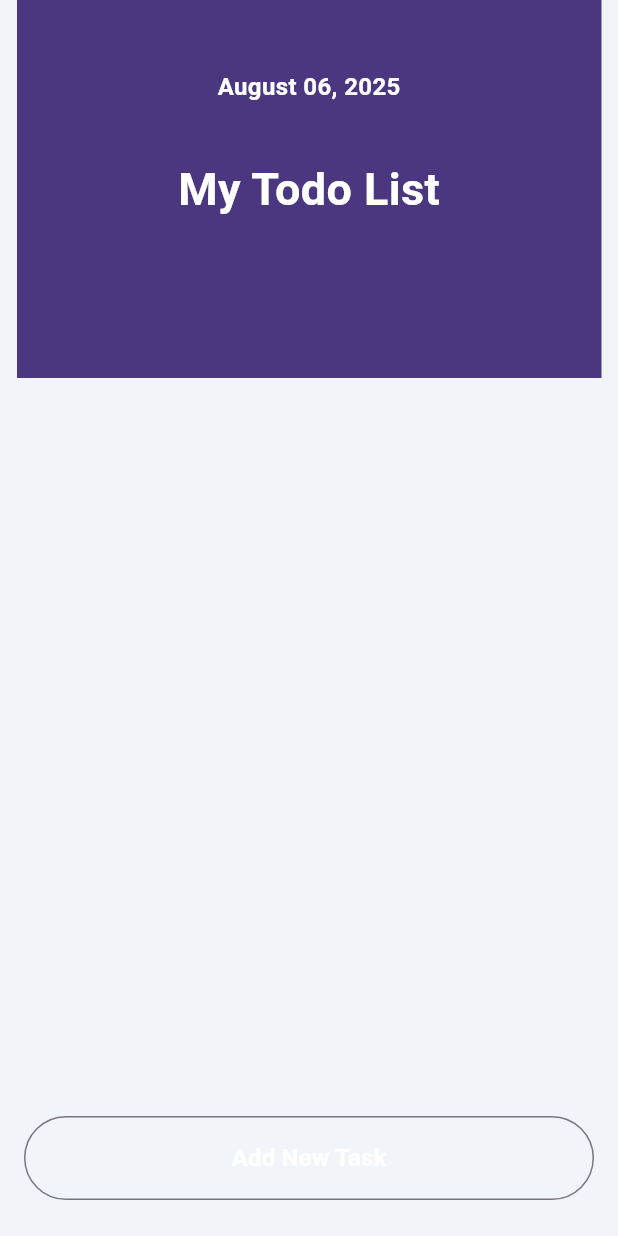
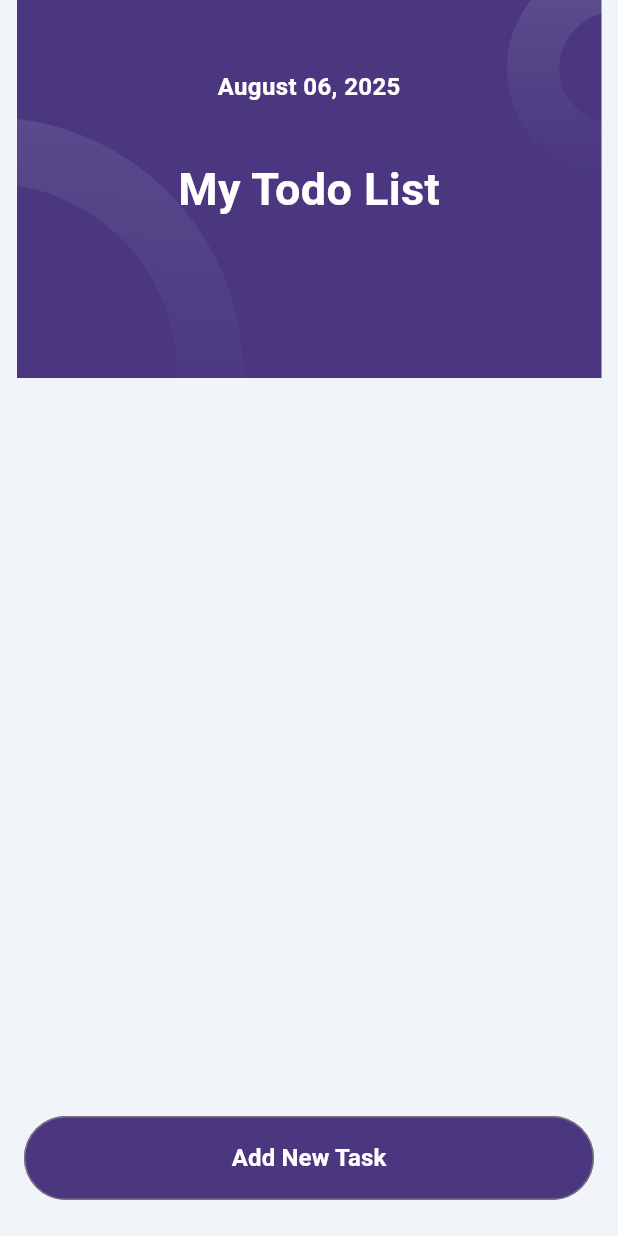
Before and after one commit to anhkien7780/todo_app_bloc, a Flutter app: the TodoListBody screen opened directly, on a phone screen of 412 x 824 dp. Run offline on Flutter 3.47's test engine with Material 3 defaults, Android fonts, the phone set to English and light mode, and no system bars; our stand-ins replace equatable, flutter_bloc, flutter_dotenv, flutter_svg, supabase_flutter; accounts and stored records are empty.

Commit message:
fix correct wrong color and image path issues

```diff
--- a/lib/common/app_colors.dart
+++ b/lib/common/app_colors.dart
@@ -18,7 +18,7 @@ class AppColors {
 
   ///Button
   static const Color buttonBGWhite = Colors.white;
-  static const Color buttonBGDisable = Color(0xFFE7E2F3);
+  static const Color buttonBGDisable = Color(0xBAFFFFFF);
   static const Color buttonBGPrimary = primary;
   static const Color buttonBorder = Colors.white;
   static const Color categoryTaskButton = Color(0xffDBECF6);
--- a/lib/ui/pages/add_todo_page/widgets/add_todo_body.dart
+++ b/lib/ui/pages/add_todo_page/widgets/add_todo_body.dart
@@ -52,6 +52,7 @@ class _AddTodoBodyState extends State<AddTodoBody> {
                   return CustomTextField(
                     hint: "Notes",
                     title: "Notes",
+                    borderColor: Colors.transparent,
                     height: 177,
                     onChange: (value) {
                       context.read<AddTodoCubit>().setNotes(value);
@@ -119,7 +120,7 @@ class _AddTodoBodyState extends State<AddTodoBody> {
                   height: 20,
                   width: 20,
                   child: SVGImage(
-                    imageUri: "lib/assets/images/ic_calendar.svg",
+                    imageUri: "assets/images/ic_calendar.svg",
                   ),
                 ),
               ),
@@ -149,7 +150,7 @@ class _AddTodoBodyState extends State<AddTodoBody> {
                 icon: SizedBox(
                   height: 20,
                   width: 20,
-                  child: SVGImage(imageUri: "lib/assets/images/ic_clock.svg"),
+                  child: SVGImage(imageUri: "assets/images/ic_clock.svg"),
                 ),
               ),
               maxLines: 1,
--- a/lib/ui/pages/add_todo_page/widgets/add_todo_header.dart
+++ b/lib/ui/pages/add_todo_page/widgets/add_todo_header.dart
@@ -17,12 +17,12 @@ class AddNewTaskScreenHeader extends StatelessWidget {
         Positioned(
           top: -48,
           left: -191,
-          child: SVGImage(imageUri: "lib/assets/images/ic_ellipse_1.svg"),
+          child: SVGImage(imageUri: "assets/images/ic_ellipse_1.svg"),
         ),
         Positioned(
           top: -27,
           right: -82,
-          child: SVGImage(imageUri: "lib/assets/images/ic_ellipse_2.svg"),
+          child: SVGImage(imageUri: "assets/images/ic_ellipse_2.svg"),
         ),
         Row(
           mainAxisAlignment: MainAxisAlignment.spaceBetween,
@@ -36,7 +36,7 @@ class AddNewTaskScreenHeader extends StatelessWidget {
                   shape: BoxShape.circle,
                   color: Colors.white,
                 ),
-                child: SVGImage(imageUri: "lib/assets/images/ic_close_x.svg"),
+                child: SVGImage(imageUri: "assets/images/ic_close_x.svg"),
               ),
             ),
             Text(
--- a/lib/ui/pages/todo_list_page/widgets/todo_list_body.dart
+++ b/lib/ui/pages/todo_list_page/widgets/todo_list_body.dart
@@ -19,6 +19,7 @@ class TodoListBody extends StatelessWidget {
         child: Stack(
           fit: StackFit.expand,
           children: [
+            Positioned.fill(child: TodosScreenHeader()),
             Positioned.fill(
               top: 158,
               child: Padding(
@@ -68,14 +69,13 @@ class TodoListBody extends StatelessWidget {
                 ),
               ),
             ),
-            Positioned.fill(child: TodosScreenHeader()),
             Positioned(
               bottom: 24,
               right: 16,
               left: 16,
               child: OutlinedButton(
                 style: ButtonStyle(
-                  backgroundColor: WidgetStatePropertyAll(AppColors.background),
+                  backgroundColor: WidgetStatePropertyAll(AppColors.primary),
                   fixedSize: WidgetStatePropertyAll(Size(358, 56)),
                 ),
                 onPressed: () {
--- a/lib/ui/pages/todo_list_page/widgets/todos_screen_header.dart
+++ b/lib/ui/pages/todo_list_page/widgets/todos_screen_header.dart
@@ -25,12 +25,12 @@ class TodosScreenHeader extends StatelessWidget {
               Positioned(
                 top: 78,
                 left: -191,
-                child: SVGImage(imageUri: "lib/assets/images/ic_ellipse_1.svg"),
+                child: SVGImage(imageUri: "assets/images/ic_ellipse_1.svg"),
               ),
               Positioned(
                 top: -27,
                 right: -82,
-                child: SVGImage(imageUri: "lib/assets/images/ic_ellipse_2.svg"),
+                child: SVGImage(imageUri: "assets/images/ic_ellipse_2.svg"),
               ),
               Positioned(
                 top: 34,
--- a/lib/ui/widgets/common/category_button.dart
+++ b/lib/ui/widgets/common/category_button.dart
@@ -36,13 +36,13 @@ class CategoryButton extends StatelessWidget {
     String path;
     switch (category) {
       case Category.task:
-        path = "lib/assets/images/ic_task.svg";
+        path = "assets/images/ic_task.svg";
         break;
       case Category.event:
-        path = "lib/assets/images/ic_event.svg";
+        path = "assets/images/ic_event.svg";
         break;
       case Category.goal:
-        path = "lib/assets/images/ic_goal.svg";
+        path = "assets/images/ic_goal.svg";
         break;
     }
     return Center(
--- a/lib/ui/widgets/common/custom_text_field.dart
+++ b/lib/ui/widgets/common/custom_text_field.dart
@@ -10,6 +10,7 @@ class CustomTextField extends StatelessWidget {
   final ValueChanged<String>? onChange;
   final Widget? suffixIcon;
   final int? maxLines;
+  final Color? borderColor;
 
   const CustomTextField({
     super.key,
@@ -21,6 +22,7 @@ class CustomTextField extends StatelessWidget {
     this.suffixIcon,
     this.maxLines,
     this.controller,
+    this.borderColor,
   });
 
   @override
@@ -51,13 +53,13 @@ class CustomTextField extends StatelessWidget {
                 enabledBorder: OutlineInputBorder(
                   borderRadius: BorderRadius.circular(6),
                   borderSide: BorderSide(
-                    color: AppColors.textFieldEnableBorder,
+                    color: borderColor ?? AppColors.textFieldEnableBorder,
                   ),
                 ),
                 focusedBorder: OutlineInputBorder(
                   borderRadius: BorderRadius.circular(6),
                   borderSide: BorderSide(
-                    color: AppColors.textFieldEnableBorder,
+                    color: borderColor ?? AppColors.textFieldEnableBorder,
                   ),
                 ),
                 hint: Text(
--- a/lib/ui/widgets/common/todo_item.dart
+++ b/lib/ui/widgets/common/todo_item.dart
@@ -77,7 +77,9 @@ class TodoItem extends StatelessWidget {
             ),
           ),
           Checkbox(
-            checkColor: AppColors.primary,
+            fillColor: todo.isCompleted
+                ? WidgetStatePropertyAll(AppColors.primary)
+                : WidgetStatePropertyAll(AppColors.buttonBGWhite),
             value: todo.isCompleted,
             onChanged: (_) {
               onToggleCheckBox(todo);
```
